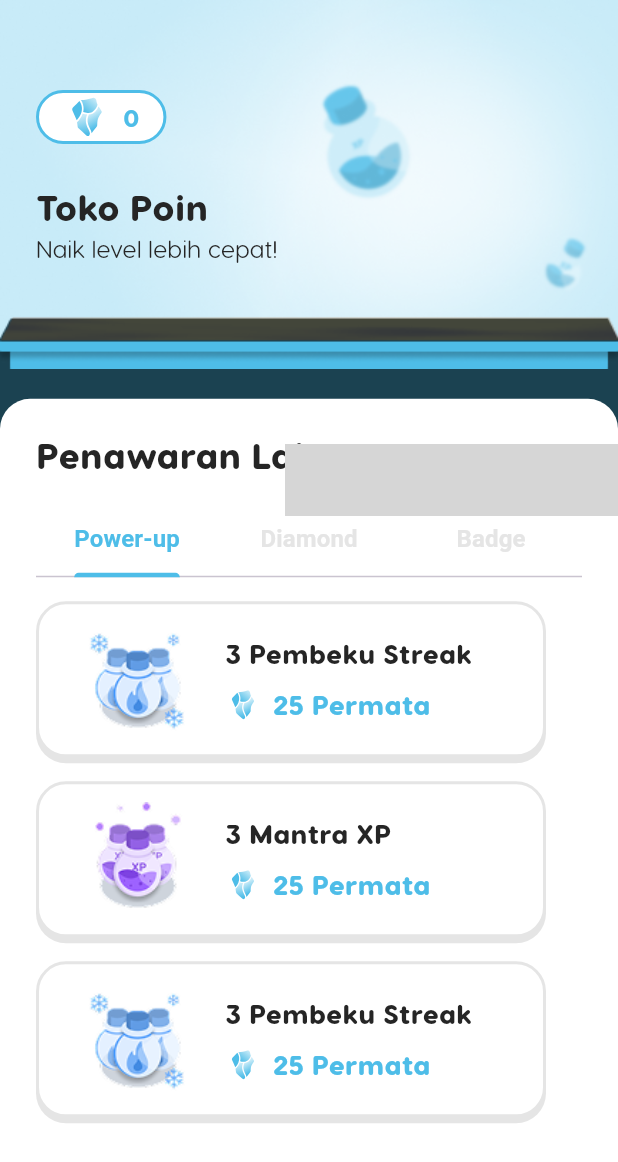
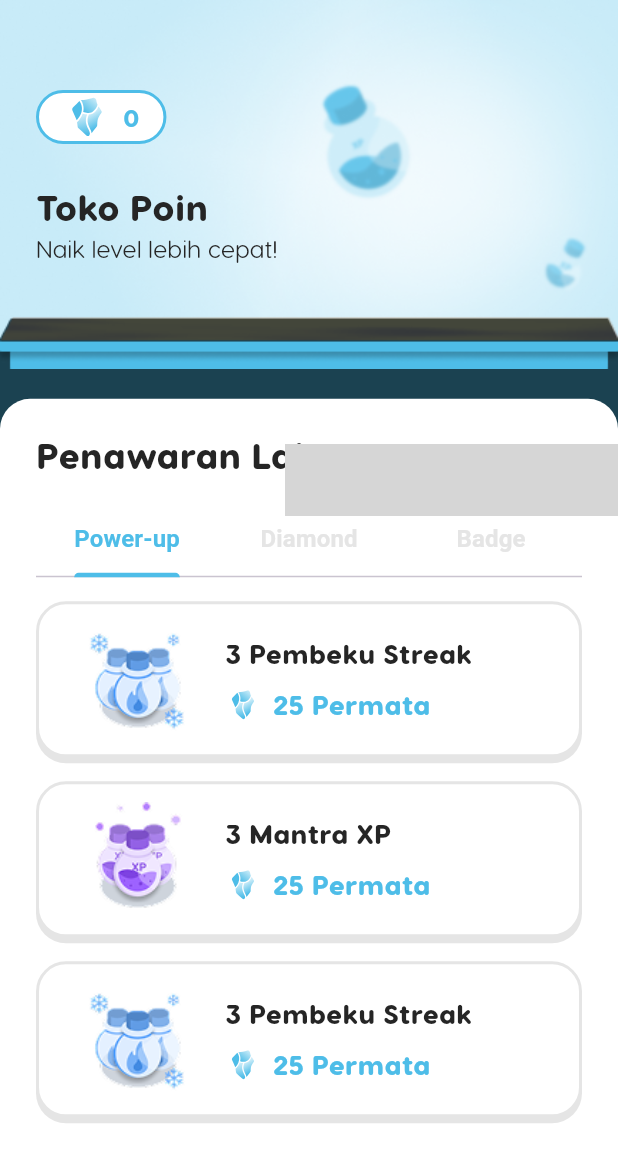
Before and after one commit to chindomiegoreng/mintrix, a Flutter app: the StorePage screen opened by its route, scrolled down 286 dp, on a phone screen of 412 x 824 dp. Shown: the top 1162 px of the screen. Run offline on Flutter 3.47's test engine with Material 3 defaults, Android fonts, the phone set to English and light mode, and no system bars; drawn by our look-alikes of cached_network_image; our stand-ins replace bloc, chewie, dio, equatable, firebase_auth, firebase_core and 8 more; missing offline and left inert: flutter_pdfview, radar_chart, youtube_explode_dart; accounts and stored records are empty; network calls fail; project files that could hold a hidden picture were left out; grey boxes are pictures that could not be loaded.

Commit message:
overflow done

```diff
--- a/lib/features/store/presentation/pages/store_page.dart
+++ b/lib/features/store/presentation/pages/store_page.dart
@@ -230,31 +230,27 @@ class _StorePageState extends State<StorePage>
   }
 
   Widget buildPowerUpTab() {
-    return SingleChildScrollView(
-      scrollDirection: Axis.horizontal,
-      child: Padding(
+    return ListView(
       padding: const EdgeInsets.only(bottom: 8),
-        child: Column(
-          spacing: 16,
       children: [
         StoreItemCard2(
           image: "assets/images/store_3streak.png",
           title: "3 Pembeku Streak",
           price: "25",
         ),
+        const SizedBox(height: 16),
         StoreItemCard2(
           image: "assets/images/store_3xp.png",
           title: "3 Mantra XP",
           price: "25",
         ),
+        const SizedBox(height: 16),
         StoreItemCard2(
           image: "assets/images/store_3streak.png",
           title: "3 Pembeku Streak",
           price: "25",
         ),
       ],
-        ),
-      ),
     );
   }
 
--- a/lib/widgets/store_item_cards.dart
+++ b/lib/widgets/store_item_cards.dart
@@ -121,7 +121,7 @@ class StoreItemCard2 extends StatelessWidget {
     return GestureDetector(
       onTap: onTap,
       child: Container(
-        width: 340,
+        width: double.infinity,
         height: 104,
         padding: const EdgeInsets.symmetric(horizontal: 16, vertical: 12),
         decoration: BoxDecoration(
```
Lines whose indentation alone changed are shown as unchanged.
